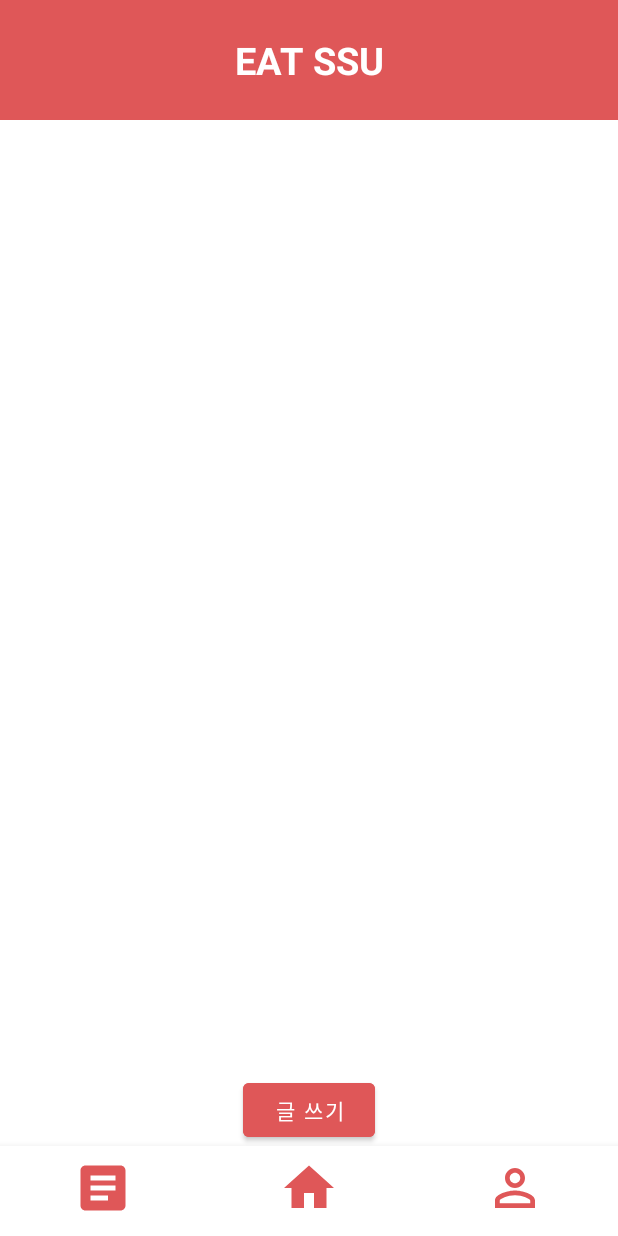
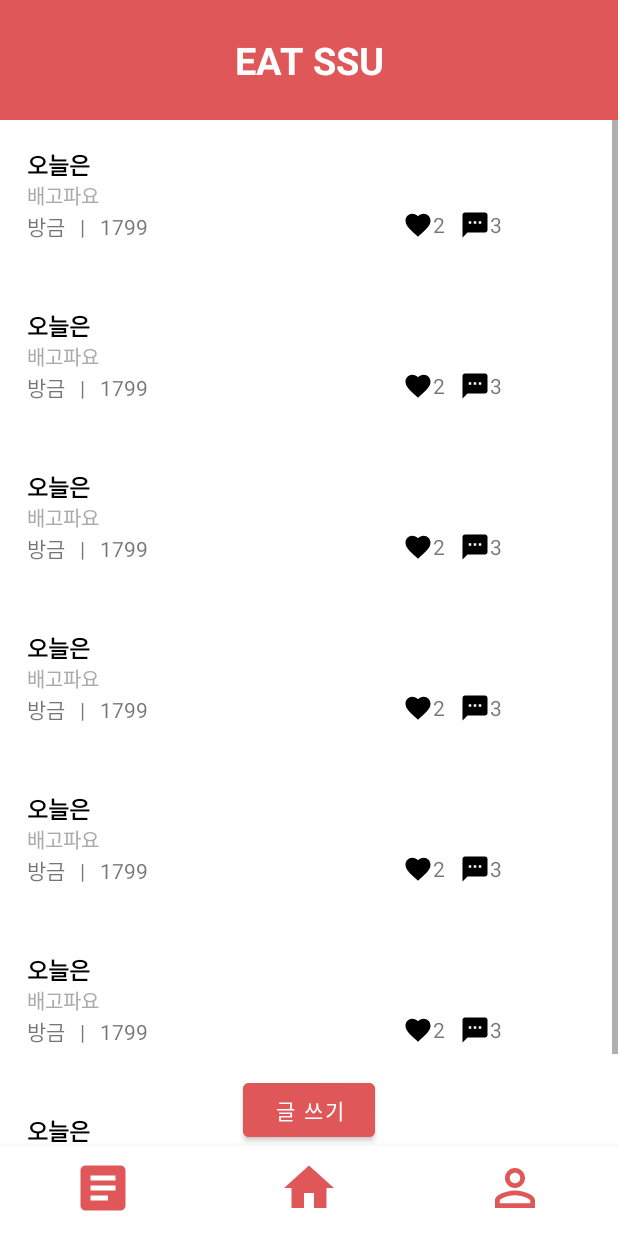
Before and after one commit to EAT-SSU/EAT-SSU, an Android app: the fragment BoardFragment placed in its activity, on a phone screen of 412 x 824 dp. Run offline under Robolectric (Android 15) with nearby library versions, the phone set to English and light mode, and no system bars; our stand-ins replace Firebase (no records; nobody signed in at launch, a user with empty details on screens opened directly).

Commit message:
fix: 리사이클러뷰 꺼짐 현상 복구 #15

```diff
--- a/app/src/main/java/com/example/eatssu/BoardFragment.java
+++ b/app/src/main/java/com/example/eatssu/BoardFragment.java
@@ -51,6 +51,7 @@ public class BoardFragment extends Fragment {
     private ArrayList<Board> arrayList = new ArrayList<>();
 
 
+
     public BoardFragment() {}
 
     public static BoardFragment newInstance(String param1, String param2) {
@@ -88,15 +89,13 @@ public class BoardFragment extends Fragment {
 
         View view = inflater.inflate(R.layout.fragment_board, container, false);
 
-        //initData(view);
-
         return view;
     }
 
     @Override
     public void onViewCreated(@NonNull View view, @Nullable Bundle savedInstanceState) {
         super.onViewCreated(view, savedInstanceState);
-
+        initData(view);
         //글쓰러 가자
         Button goWritebutton = view.findViewById(R.id.btn_goWrite);
         goWritebutton.setOnClickListener(new View.OnClickListener() {
@@ -106,13 +105,14 @@ public class BoardFragment extends Fragment {
                 getParentFragmentManager().beginTransaction().add(R.id.main_container_fragment, WriteBoardFragment.newInstance("param1", "param2")).addToBackStack(null).commit();
             }
         });
-    }/*
+    }
 
-    public void initData(View view){
-        recyclerView=view.findViewById(R.id.RV);
+    public void initData(View view) {
+        recyclerView = view.findViewById(R.id.RV);
         recyclerView.setHasFixedSize(true); //리사이클러뷰 기존 성능 강화
         arrayList = new ArrayList<>();
 
+        /*
         FirebaseDatabase database = FirebaseDatabase.getInstance();
         DatabaseReference databaseReference = database.getReference("Board");//DB 테이블 연결
         databaseReference.addListenerForSingleValueEvent(new ValueEventListener() {
@@ -120,25 +120,25 @@ public class BoardFragment extends Fragment {
             public void onDataChange(@NonNull DataSnapshot dataSnapshot) {
                 //파이어베이스 데이터베이스의 데이터를 받아오는 곳
                 arrayList.clear(); //기존 배열리스트가 존재하지 않게 초기화
-                for (DataSnapshot snapshot : dataSnapshot.getChildren()){
+                for (DataSnapshot snapshot : dataSnapshot.getChildren()) {
                     Board board = snapshot.getValue(Board.class); //만들어뒀던 Board 객체에 데이터를 담는다.
                     arrayList.add(board); //실제로 추가가 됨. 담은 데이터들을 배열리스트에 넣고 리사이클러뷰로 보낼 준비
                 }
                 adapter.notifyDataSetChanged(); //리스트 저장 및 새로 고침
-
             }
 
             @Override
             public void onCancelled(@NonNull DatabaseError error) {
                 //디비를 가져오던 중 에러 발생시
-                //Log.e("BoardFragment",String.valueOf(databaseError.toException()));//에러문 출력
+                Log.e("BoardFragment","시발");//에러문 출력
                 //안해도 됨
             }
-        });
+        });*/
         arrayList = Board.createContactsList(7);
         adapter = new CustomAdapter(arrayList, getActivity());
         recyclerView.setAdapter(adapter);
         recyclerView.setLayoutManager(new LinearLayoutManager(getActivity()));
-*/
+
         //getActivity().getWindow().addFlags(WindowManager.LayoutParams.FLAG_KEEP_SCREEN_ON);
+    }
 }
--- a/app/src/main/res/layout/activity_main.xml
+++ b/app/src/main/res/layout/activity_main.xml
@@ -24,8 +24,9 @@
 
         <FrameLayout
             android:id="@+id/main_container_fragment"
-            android:layout_width="0dp"
+            android:layout_width="match_parent"
             android:layout_height="0dp"
+            android:layout_weight="1"
             app:layout_constraintBottom_toTopOf="@+id/nav_bottom"
             app:layout_constraintEnd_toEndOf="parent"
             app:layout_constraintStart_toStartOf="parent"
--- a/app/src/main/res/layout/activity_write_board.xml
+++ b/app/src/main/res/layout/activity_write_board.xml
@@ -47,9 +47,8 @@
         android:padding="16dp"
         android:layout_width="match_parent"
         android:layout_height="match_parent"
-        android:hint="내용을 입력하세요." />
-
-
+        android:hint="내용을 입력하세요."
+        android:gravity="top"/>
 
 
 </LinearLayout>
--- a/app/src/main/res/layout/board_item.xml
+++ b/app/src/main/res/layout/board_item.xml
@@ -1,6 +1,7 @@
 <?xml version="1.0" encoding="utf-8"?>
 <LinearLayout xmlns:android="http://schemas.android.com/apk/res/android"
-    android:orientation="horizontal" android:layout_width="match_parent"
+    android:orientation="horizontal"
+    android:layout_width="match_parent"
     android:layout_height="wrap_content"
     android:padding="8dp"
     android:gravity="center_vertical"
@@ -8,9 +9,8 @@
     android:background="@android:color/white">
 
     <LinearLayout
-        android:layout_width="0dp"
+        android:layout_width="match_parent"
         android:layout_height="match_parent"
-        android:layout_weight="1"
         android:orientation="vertical"
         android:gravity="center_vertical"
         android:layout_margin="10dp">
@@ -66,7 +66,7 @@
             <LinearLayout
                 android:layout_width="wrap_content"
                 android:layout_height="wrap_content"
-                android:layout_marginStart="200dp">
+                android:layout_marginStart="170dp">
                 <ImageButton
                     android:layout_width="20dp"
                     android:layout_height="20dp"
--- a/app/src/main/res/layout/fragment_board.xml
+++ b/app/src/main/res/layout/fragment_board.xml
@@ -22,7 +22,6 @@
         android:id="@+id/scrollView_b"
         android:layout_width="match_parent"
         android:layout_height="match_parent"
-        android:layout_marginTop="70dp"
         app:layout_constraintBottom_toBottomOf="parent"
         app:layout_constraintEnd_toEndOf="parent"
         app:layout_constraintStart_toStartOf="parent"
```
